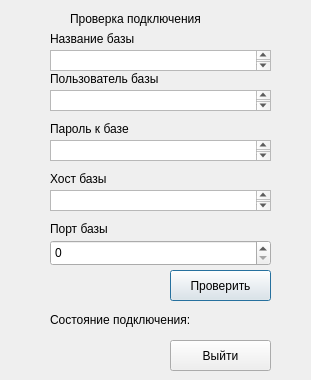
The window that templates/designConn.ui (AZch/Data-decryption-system) describes before a commit, drawn with Qt 5.
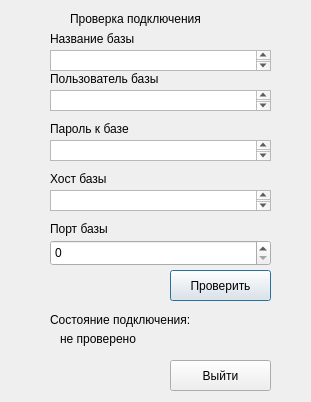
The same window after the commit.

Commit message: Feature(conn): add conn to db and mail in wnd

What changed in the file:
```diff
--- a/templates/designConn.ui
+++ b/templates/designConn.ui
@@ -7,7 +7,7 @@
     <x>0</x>
     <y>0</y>
     <width>311</width>
-    <height>380</height>
+    <height>402</height>
    </rect>
   </property>
   <property name="windowTitle">
@@ -108,7 +108,7 @@
    <property name="geometry">
     <rect>
      <x>170</x>
-     <y>340</y>
+     <y>360</y>
      <width>101</width>
      <height>31</height>
     </rect>
@@ -143,14 +143,14 @@
   <widget class="QLabel" name="lblState">
    <property name="geometry">
     <rect>
-     <x>50</x>
+     <x>60</x>
      <y>330</y>
-     <width>221</width>
+     <width>211</width>
      <height>17</height>
     </rect>
    </property>
    <property name="text">
-    <string/>
+    <string>не проверено</string>
    </property>
   </widget>
   <widget class="QPlainTextEdit" name="txtHost">
```
Left out of the diff: 23 changed lines with no effect on the pictures. The commit also changes 10 other files.
